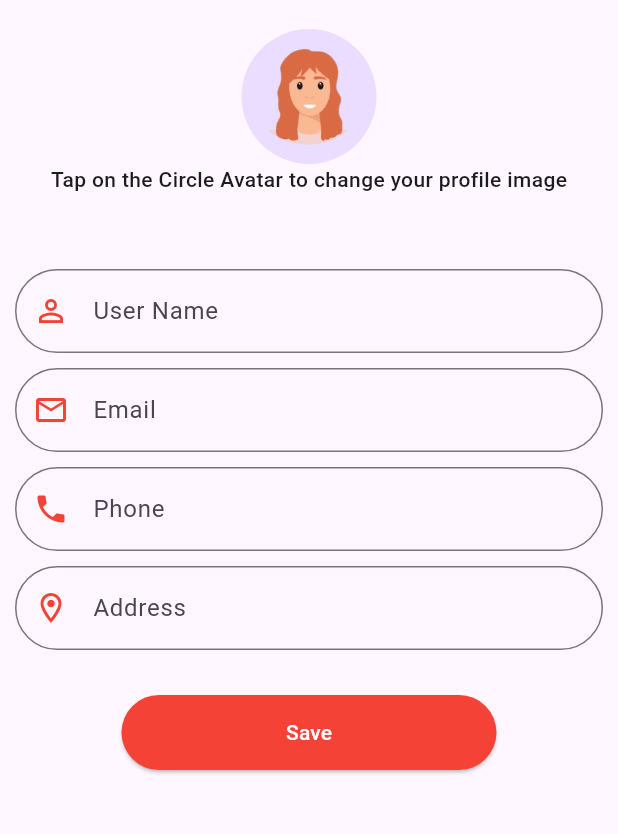
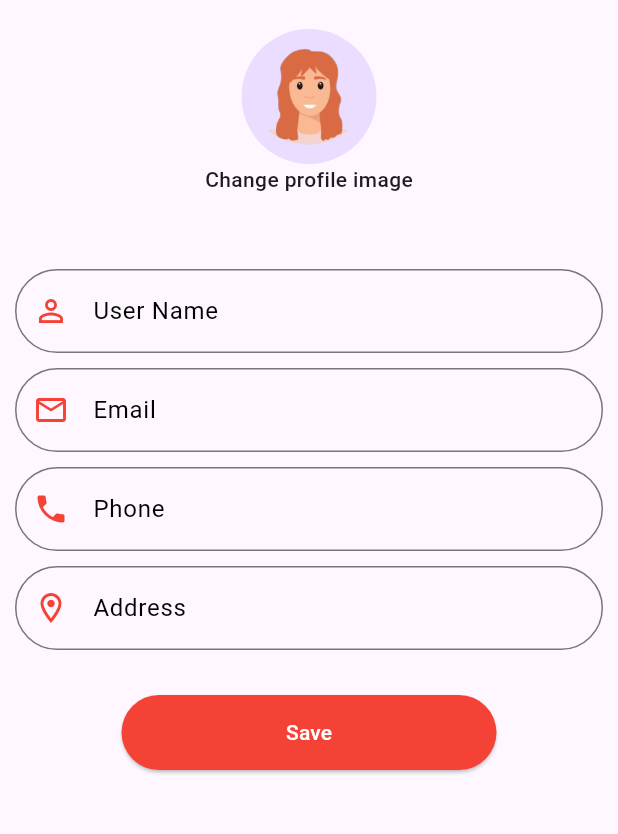
Before and after one commit to Avshek-raj/FoodRush, a Flutter app: the EditProfileUser screen opened directly, on a phone screen of 412 x 824 dp, the part 73-907 px from its top. Run offline on Flutter 3.47's test engine with Material 3 defaults, Android fonts, the phone set to English and light mode, and no system bars; our stand-ins replace cloud_firestore, dotted_border, firebase_auth, firebase_core, firebase_messaging, firebase_storage and 6 more; missing offline and left inert: dart:html, firebase_admin, firebase_auth_platform_interface; accounts and stored records are empty.

Commit message:
fixed color theme

```diff
--- a/lib/Screens/editProfileUser.dart
+++ b/lib/Screens/editProfileUser.dart
@@ -70,7 +70,7 @@
                     backgroundImage: _image != null ? FileImage(_image!) : AssetImage("assets/images/p22.png") as ImageProvider,
                   ),
                 ),
-                                Text("Tap on the Circle Avatar to change your profile image",style: TextStyle(fontWeight: FontWeight.w500),),
+                                Text("Change profile image",style: TextStyle(fontWeight: FontWeight.w500),),
 
                 // Fields to edit
                 SizedBox(height: 50),
--- a/lib/main.dart
+++ b/lib/main.dart
@@ -86,7 +86,9 @@
         debugShowCheckedModeBanner: false,
         theme: ThemeData(
           primarySwatch: Colors.red,
+
         ),
+
         home: LoginAs(),
       )
 
--- a/lib/ui_custom/TextFormCus.dart
+++ b/lib/ui_custom/TextFormCus.dart
@@ -1,6 +1,6 @@
 import 'package:flutter/material.dart';
 
-class Ctextform extends StatelessWidget {
+class Ctextform extends StatefulWidget {
   bool obscureText;
   String? labelText;
   String? Function(String?)? validator;
@@ -22,20 +22,43 @@
   }) : super(key: key);
 
   @override
+  _CtextformState createState() => _CtextformState();
+}
+
+class _CtextformState extends State<Ctextform> {
+  bool _isFocused = false;
+
+  @override
   Widget build(BuildContext context) {
-    return TextFormField(
-      keyboardType: keyboardType,
-      autovalidateMode: AutovalidateMode.onUserInteraction,
-      validator: validator,
-      onChanged: onChanged,
-      obscureText: obscureText,
-      decoration: InputDecoration(
-        contentPadding: EdgeInsets.symmetric(vertical: 16), // Adjust vertical padding
-        labelText: labelText,
-        suffixIcon: suffixIcon,
-        prefixIcon: prefixIcon,
-        border: OutlineInputBorder(
-          borderRadius: BorderRadius.circular(40),
+    return Focus(
+      onFocusChange: (hasFocus) {
+        setState(() {
+          _isFocused = hasFocus;
+        });
+      },
+      child: TextFormField(
+        keyboardType: widget.keyboardType,
+        autovalidateMode: AutovalidateMode.onUserInteraction,
+        validator: widget.validator,
+        onChanged: widget.onChanged,
+        obscureText: widget.obscureText,
+        decoration: InputDecoration(
+          contentPadding: EdgeInsets.symmetric(vertical: 16), // Adjust vertical padding
+          labelText: widget.labelText,
+          labelStyle: TextStyle(
+            color: _isFocused ? Colors.red : Colors.black,
+          ), // Set label color to red when focused
+          suffixIcon: widget.suffixIcon,
+          prefixIcon: widget.prefixIcon,
+          border: OutlineInputBorder(
+            borderRadius: BorderRadius.circular(40),
+            borderSide: BorderSide(color: Colors.red), // Set border color to red
+          ),
+          focusedBorder: OutlineInputBorder(
+            // Set focused border color to red
+            borderRadius: BorderRadius.circular(40),
+            borderSide: BorderSide(color: Colors.red),
+          ),
         ),
       ),
     );
```
